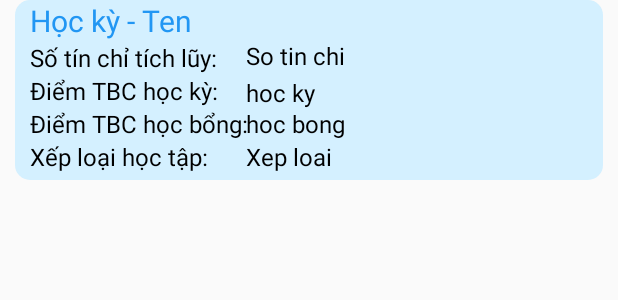
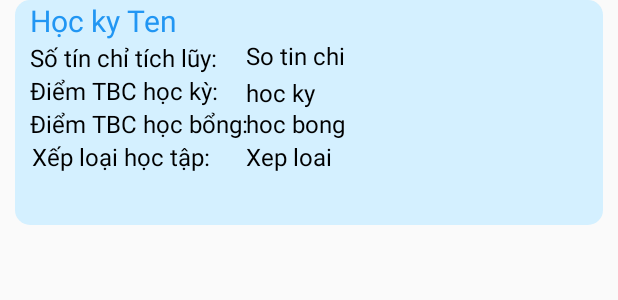
Before and after one commit to htbinhnpc204/FinalProject, an Android app: the layout item_ketqua.xml on its own in the app's theme, with its tools: preview values and no code run, on a phone screen of 412 x 824 dp. Shown: the top 300 px of the screen. Run offline under Robolectric (Android 15) with nearby library versions, the phone set to English and light mode, and no system bars.

Commit message:
final resutl

```diff
--- a/app/src/main/res/layout/item_ketqua.xml
+++ b/app/src/main/res/layout/item_ketqua.xml
@@ -6,7 +6,7 @@
 
     <RelativeLayout
         android:layout_width="match_parent"
-        android:layout_height="120dp"
+        android:layout_height="150dp"
         android:layout_marginHorizontal="10dp"
         android:background="@drawable/ic_bg_card"
         tools:ignore="MissingConstraints">
@@ -16,7 +16,7 @@
             android:layout_width="wrap_content"
             android:layout_height="wrap_content"
             android:layout_marginLeft="10dp"
-            android:text="Học kỳ - "
+            android:text=""
             android:textColor="#2196F3"
             android:textSize="20sp" />
 
@@ -37,8 +37,8 @@
             android:layout_below="@+id/textviewtinchi"
             android:layout_alignLeft="@+id/textviewtinchi"
             android:text="Điểm TBC học kỳ:"
-            android:textSize="16sp"
-            android:textColor="@color/black"/>
+            android:textColor="@color/black"
+            android:textSize="16sp" />
 
         <TextView
             android:id="@+id/textviewhocbong"
@@ -47,25 +47,27 @@
             android:layout_below="@+id/textviewhocky"
             android:layout_alignLeft="@+id/textviewhocky"
             android:text="Điểm TBC học bổng:"
-            android:textSize="16sp"
-            android:textColor="@color/black"/>
+            android:textColor="@color/black"
+            android:textSize="16sp" />
 
         <TextView
             android:id="@+id/textviewxeploai"
             android:layout_width="wrap_content"
             android:layout_height="wrap_content"
             android:layout_below="@+id/textviewhocbong"
-            android:layout_alignLeft="@+id/textviewhocbong"
+            android:layout_alignLeft="@id/textviewhocbong"
+            android:layout_marginLeft="1dp"
+
             android:text="Xếp loại học tập:"
-            android:textSize="16sp"
-            android:textColor="@color/black"/>
+            android:textColor="@color/black"
+            android:textSize="16sp" />
 
         <TextView
             android:id="@+id/textviewname"
             android:layout_width="wrap_content"
             android:layout_height="wrap_content"
             android:layout_toRightOf="@id/textviewtieude"
-            android:text="Ten"
+            android:text="Học ky Ten"
             android:textColor="#2196F3"
             android:textSize="20sp" />
 
@@ -73,7 +75,7 @@
             android:id="@+id/textViewtc"
             android:layout_width="120dp"
             android:layout_height="wrap_content"
-            android:layout_alignRight="@+id/textviewtieude"
+            android:layout_alignRight="@+id/textviewname"
             android:layout_marginLeft="19dp"
             android:layout_marginTop="26dp"
             android:layout_marginRight="-151dp"
@@ -84,16 +86,16 @@
 
         <TextView
             android:id="@+id/textViewdiem"
-            android:layout_width="120dp"
-            android:layout_height="wrap_content"
+            android:layout_width="112dp"
+            android:layout_height="24dp"
             android:layout_below="@+id/textviewtieude"
             android:layout_alignRight="@+id/textviewtieude"
-            android:textColor="@color/black"
             android:layout_marginLeft="19dp"
             android:layout_marginTop="23dp"
-            android:layout_marginRight="-147dp"
+            android:layout_marginRight="-254dp"
             android:layout_toRightOf="@id/textviewtinchi"
             android:text="hoc ky"
+            android:textColor="@color/black"
             android:textSize="16sp" />
 
         <TextView
@@ -102,23 +104,24 @@
             android:layout_height="wrap_content"
             android:layout_alignTop="@+id/textviewhocbong"
             android:layout_marginLeft="19dp"
-            android:textColor="@color/black"
             android:layout_toRightOf="@id/textviewtinchi"
             android:text="hoc bong"
+            android:textColor="@color/black"
             android:textSize="16sp" />
 
         <TextView
             android:id="@+id/textViewxl"
-            android:layout_width="120dp"
+            android:layout_width="wrap_content"
             android:layout_height="wrap_content"
             android:layout_below="@+id/textViewhbong"
             android:layout_alignRight="@+id/textviewtieude"
             android:layout_marginLeft="19dp"
-            android:layout_marginRight="-155dp"
+
+            android:layout_marginRight="-236dp"
             android:layout_toRightOf="@id/textviewtinchi"
             android:text="Xep loai"
-            android:textSize="16sp"
-            android:textColor="@color/black"/>
+            android:textColor="@color/black"
+            android:textSize="16sp" />
     </RelativeLayout>
 
 </androidx.constraintlayout.widget.ConstraintLayout>
```
Also changed, not shown: app/src/main/java/com/htbinh/finalproject/Activity/LoginActivity.java (+38 -9 lines), app/src/main/java/com/htbinh/finalproject/Services/SessionServices.java (+10 -0 lines), app/src/main/java/com/htbinh/finalproject/ui/result/ResultAdapter.java (+12 -15 lines), app/src/main/java/com/htbinh/finalproject/ui/result/ResultFragment.java (+12 -26 lines), app/src/main/java/com/htbinh/finalproject/ui/result/ResultModel.java (+73 -32 lines).
